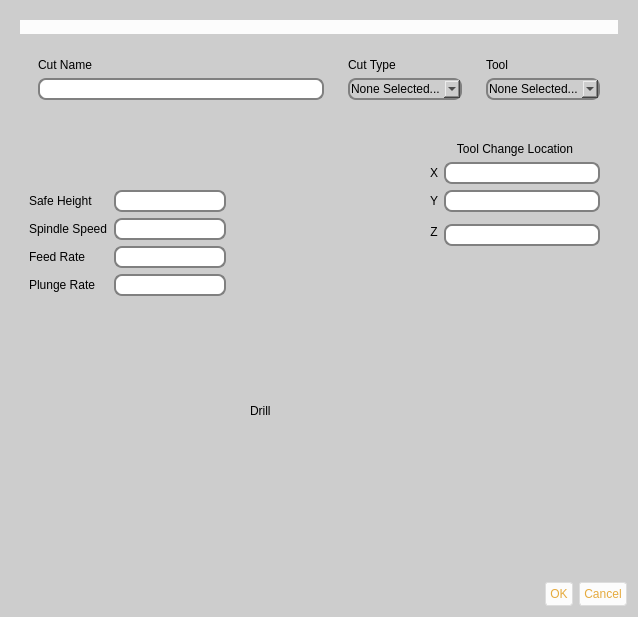
Above: buildbotics/resources/ui/cut.ui from DougCoffland/FreeCADGCodeWB before the change. Below: the same form after it.
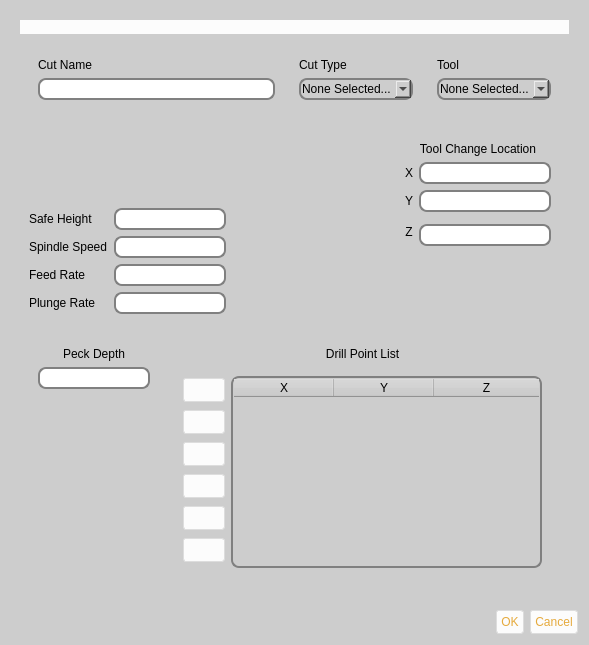
That is the form after the change. The open tabs and pages were chosen to show the change. Icons and pictures are not drawn.

Commit message: Drill Cut Works

What changed in the file:
```diff
--- a/buildbotics/resources/ui/cut.ui
+++ b/buildbotics/resources/ui/cut.ui
@@ -9,8 +9,8 @@
    <rect>
     <x>0</x>
     <y>0</y>
-    <width>638</width>
-    <height>617</height>
+    <width>589</width>
+    <height>645</height>
    </rect>
   </property>
   <property name="windowTitle">
@@ -423,19 +423,188 @@
          </widget>
         </widget>
         <widget class="QWidget" name="page_11">
-         <widget class="QLabel" name="label_3">
-          <property name="geometry">
-           <rect>
-            <x>230</x>
-            <y>90</y>
-            <width>67</width>
-            <height>19</height>
-           </rect>
-          </property>
-          <property name="text">
-           <string>Drill</string>
-          </property>
-         </widget>
+         <layout class="QHBoxLayout" name="horizontalLayout_10">
+          <item>
+           <widget class="QFrame" name="frame_18">
+            <property name="frameShape">
+             <enum>QFrame::StyledPanel</enum>
+            </property>
+            <property name="frameShadow">
+             <enum>QFrame::Raised</enum>
+            </property>
+            <layout class="QVBoxLayout" name="verticalLayout_18">
+             <item>
+              <widget class="QLabel" name="drillPeckDepthL">
+               <property name="text">
+                <string>Peck Depth</string>
+               </property>
+               <property name="alignment">
+                <set>Qt::AlignCenter</set>
+               </property>
+              </widget>
+             </item>
+             <item>
+              <widget class="QLineEdit" name="drillPeckDepthE">
+               <property name="sizePolicy">
+                <sizepolicy hsizetype="Preferred" vsizetype="Fixed">
+                 <horstretch>0</horstretch>
+                 <verstretch>0</verstretch>
+                </sizepolicy>
+               </property>
+              </widget>
+             </item>
+             <item>
+              <spacer name="verticalSpacer_6">
+               <property name="orientation">
+                <enum>Qt::Vertical</enum>
+               </property>
+               <property name="sizeHint" stdset="0">
+                <size>
+                 <width>20</width>
+                 <height>40</height>
+                </size>
+               </property>
+              </spacer>
+             </item>
+            </layout>
+           </widget>
+          </item>
+          <item>
+           <widget class="QFrame" name="frame_19">
+            <property name="frameShape">
+             <enum>QFrame::StyledPanel</enum>
+            </property>
+            <property name="frameShadow">
+             <enum>QFrame::Raised</enum>
+            </property>
+            <layout class="QVBoxLayout" name="verticalLayout_17">
+             <item>
+              <widget class="QLabel" name="label">
+               <property name="text">
+                <string>Drill Point List</string>
+               </property>
+               <property name="alignment">
+                <set>Qt::AlignCenter</set>
+               </property>
+              </widget>
+             </item>
+             <item>
+              <widget class="QFrame" name="frame_16">
+               <property name="sizePolicy">
+                <sizepolicy hsizetype="Expanding" vsizetype="Preferred">
+                 <horstretch>0</horstretch>
+                 <verstretch>0</verstretch>
+                </sizepolicy>
+               </property>
+               <property name="frameShape">
+                <enum>QFrame::StyledPanel</enum>
+               </property>
+               <property name="frameShadow">
+                <enum>QFrame::Raised</enum>
+               </property>
+               <layout class="QHBoxLayout" name="horizontalLayout_6">
+                <item>
+                 <layout class="QVBoxLayout" name="verticalLayout_5">
+                  <item>
+                   <widget class="QPushButton" name="drillAddB">
+                    <property name="text">
+                     <string/>
+                    </property>
+                    <property name="icon">
+                     <iconset theme="list-add"/>
+                    </property>
+                   </widget>
+                  </item>
+                  <item>
+                   <widget class="QPushButton" name="drillRemoveB">
+                    <property name="text">
+                     <string/>
+                    </property>
+                    <property name="icon">
+                     <iconset theme="list-remove"/>
+                    </property>
+                   </widget>
+                  </item>
+                  <item>
+                   <widget class="QPushButton" name="drillUpB">
+                    <property name="text">
+                     <string/>
+                    </property>
+                    <property name="icon">
+                     <iconset theme="go-up"/>
+                    </property>
+                   </widget>
+                  </item>
+                  <item>
+                   <widget class="QPushButton" name="drillDownB">
+                    <property name="text">
+                     <string/>
+                    </property>
+                    <property name="icon">
+                     <iconset theme="go-down"/>
+                    </property>
+                   </widget>
+                  </item>
+                  <item>
+                   <widget class="QPushButton" name="drillSaveB">
+                    <property name="text">
+                     <string/>
+                    </property>
+                    <property name="icon">
+                     <iconset theme="document-save"/>
+                    </property>
+                   </widget>
+                  </item>
+                  <item>
+                   <widget class="QPushButton" name="drillLoadB">
+                    <property name="text">
+                     <string/>
+                    </property>
+                    <property name="icon">
+                     <iconset theme="document-open"/>
+                    </property>
+                   </widget>
+                  </item>
+                 </layout>
+                </item>
+                <item>
+                 <widget class="QTableWidget" name="drillTW">
+                  <property name="sizeAdjustPolicy">
+                   <enum>QAbstractScrollArea::AdjustIgnored</enum>
+                  </property>
+                  <attribute name="horizontalHeaderMinimumSectionSize">
+                   <number>26</number>
+                  </attribute>
+                  <attribute name="horizontalHeaderStretchLastSection">
+                   <bool>true</bool>
+                  </attribute>
+                  <attribute name="verticalHeaderVisible">
+                   <bool>false</bool>
+                  </attribute>
+                  <column>
+                   <property name="text">
+                    <string>X</string>
+                   </property>
+                  </column>
+                  <column>
+                   <property name="text">
+                    <string>Y</string>
+                   </property>
+                  </column>
+                  <column>
+                   <property name="text">
+                    <string>Z</string>
+                   </property>
+                  </column>
+                 </widget>
+                </item>
+               </layout>
+              </widget>
+             </item>
+            </layout>
+           </widget>
+          </item>
+         </layout>
         </widget>
         <widget class="QWidget" name="page_2">
          <layout class="QVBoxLayout" name="verticalLayout_13">
```
Left out of the diff: 2 changed lines with no effect on the pictures. The commit also changes 7 other files.
